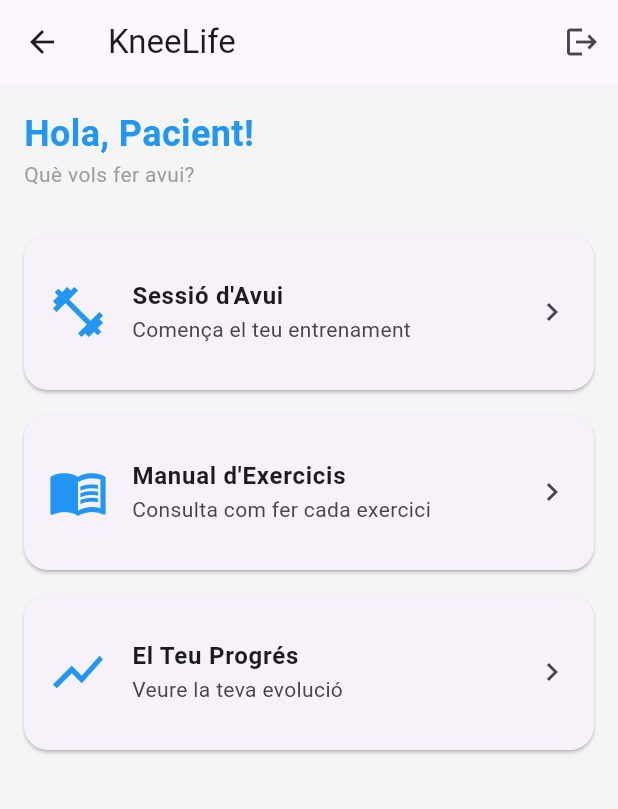
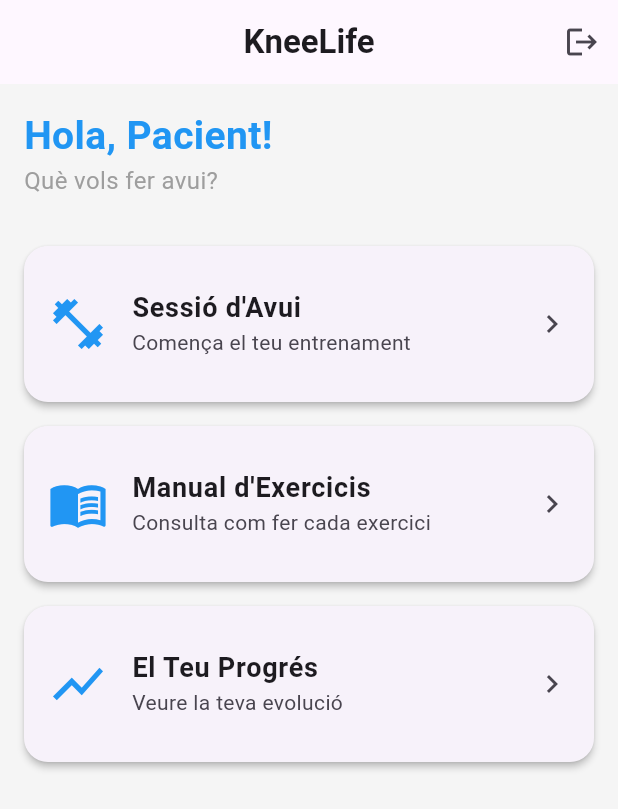
Before and after one commit to aitanamata4-tech/kneelife_app, a Flutter app: the MenuPacientScreen screen opened directly, on a phone screen of 412 x 824 dp. Shown: the top 809 px of the screen. Run offline on Flutter 3.47's test engine with Material 3 defaults, Android fonts, the phone set to English and light mode, and no system bars; our stand-ins replace firebase_core, flutter_blue_plus, permission_handler; accounts and stored records are empty.

Commit message:
login screen i menupacient screen

```diff
--- a/lib/screens/menu_pacient_screen.dart
+++ b/lib/screens/menu_pacient_screen.dart
@@ -1,15 +1,30 @@
 import 'package:flutter/material.dart';
+import 'login_screen.dart'; // Importem el login per poder-hi tornar
 
 class MenuPacientScreen extends StatelessWidget {
   const MenuPacientScreen({super.key});
 
   @override
   Widget build(BuildContext context) {
+    // Agafem el color primari directament del vostre AppTheme configurat al main
+    final primaryColor = Theme.of(context).primaryColor;
+
     return Scaffold(
       appBar: AppBar(
-        title: const Text("KneeLife"),
+        title: const Text("KneeLife", style: TextStyle(fontWeight: FontWeight.bold)),
+        centerTitle: true,
         actions: [
-          IconButton(icon: const Icon(Icons.logout), onPressed: () {}),
+          // Botó de tancar sessió actiu
+          IconButton(
+            icon: const Icon(Icons.logout),
+            onPressed: () {
+              // Ens desplaça cap enrere i esborra l'historial per seguretat perquè torni al Login
+              Navigator.pushReplacement(
+                context,
+                MaterialPageRoute(builder: (context) => const LoginScreen()),
+              );
+            },
+          ),
         ],
       ),
       body: Padding(
@@ -17,33 +32,68 @@
         child: Column(
           crossAxisAlignment: CrossAxisAlignment.start,
           children: [
-            const Text("Hola, Pacient!", style: TextStyle(fontSize: 24, fontWeight: FontWeight.bold, color: Colors.blue)),
-            const Text("Què vols fer avui?", style: TextStyle(color: Colors.grey)),
-            const SizedBox(height: 30),
+            Text(
+              "Hola, Pacient!",
+              style: TextStyle(fontSize: 26, fontWeight: FontWeight.bold, color: primaryColor)
+            ),
+            const Text("Què vols fer avui?", style: TextStyle(color: Colors.grey, fontSize: 16)),
 
-            // Les tres targetes que vau demanar
-            _buildMenuCard(context, "Sessió d'Avui", "Comença el teu entrenament", Icons.fitness_center),
-            _buildMenuCard(context, "Manual d'Exercicis", "Consulta com fer cada exercici", Icons.menu_book),
-            _buildMenuCard(context, "El Teu Progrés", "Veure la teva evolució", Icons.show_chart),
+            const SizedBox(height: 32),
+
+            // Unim les teves targetes originals amb accions pròpies
+            _buildMenuCard(
+              context,
+              "Sessió d'Avui",
+              "Comença el teu entrenament",
+              Icons.fitness_center,
+              () {
+                ScaffoldMessenger.of(context).showSnackBar(
+                  const SnackBar(content: Text("Connectant amb la genollera KneeLife... En breu comença l'exercici!")),
+                );
+                // Més endavant, aquí farem: Navigator.push(context, MaterialPageRoute(builder: (context) => const ExerciciScreen()));
+              }
+            ),
+
+            _buildMenuCard(
+              context,
+              "Manual d'Exercicis",
+              "Consulta com fer cada exercici",
+              Icons.menu_book,
+              () {
+                // Acció futura
+              }
+            ),
+
+            _buildMenuCard(
+              context,
+              "El Teu Progrés",
+              "Veure la teva evolució",
+              Icons.show_chart,
+              () {
+                // Acció futura
+              }
+            ),
           ],
         ),
       ),
     );
   }
 
-  Widget _buildMenuCard(BuildContext context, String title, String subtitle, IconData icon) {
+  // Hem afegit la variable 'onTap' perquè cada targeta pugui fer una acció diferent
+  Widget _buildMenuCard(BuildContext context, String title, String subtitle, IconData icon, VoidCallback onTap) {
+    final primaryColor = Theme.of(context).primaryColor;
+
     return Card(
       margin: const EdgeInsets.only(bottom: 16),
+      elevation: 2, // Li dona una miqueta d'ombra elegant
       shape: RoundedRectangleBorder(borderRadius: BorderRadius.circular(16)),
       child: ListTile(
         contentPadding: const EdgeInsets.all(16),
-        leading: Icon(icon, size: 40, color: Colors.blue),
-        title: Text(title, style: const TextStyle(fontWeight: FontWeight.bold)),
+        leading: Icon(icon, size: 40, color: primaryColor),
+        title: Text(title, style: const TextStyle(fontWeight: FontWeight.bold, fontSize: 18)),
         subtitle: Text(subtitle),
         trailing: const Icon(Icons.chevron_right),
-        onTap: () {
-          // Aquí anirem a cada pantalla
-        },
+        onTap: onTap,
       ),
     );
   }
```
Also changed, not shown: lib/screens/login_screen.dart (+52 -12 lines).
